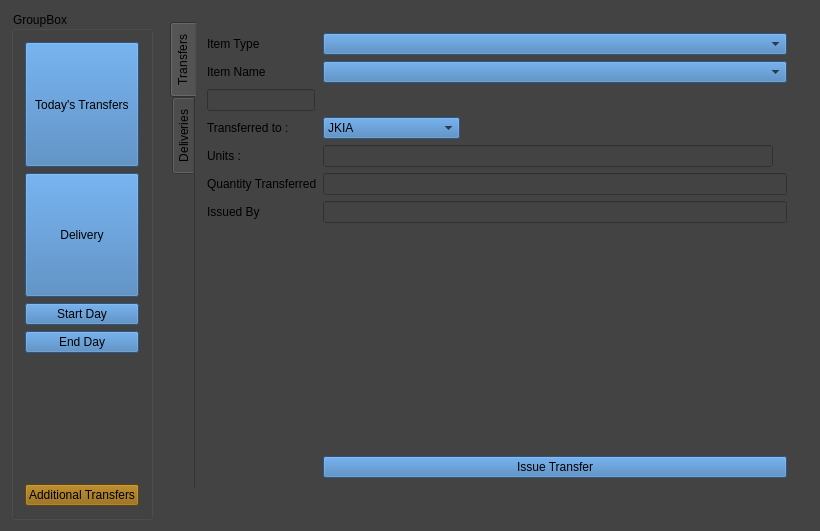
The window that TnDMainWin.ui (zadockmaloba/Z-StoreSystem) describes before a commit, drawn with Qt 5.
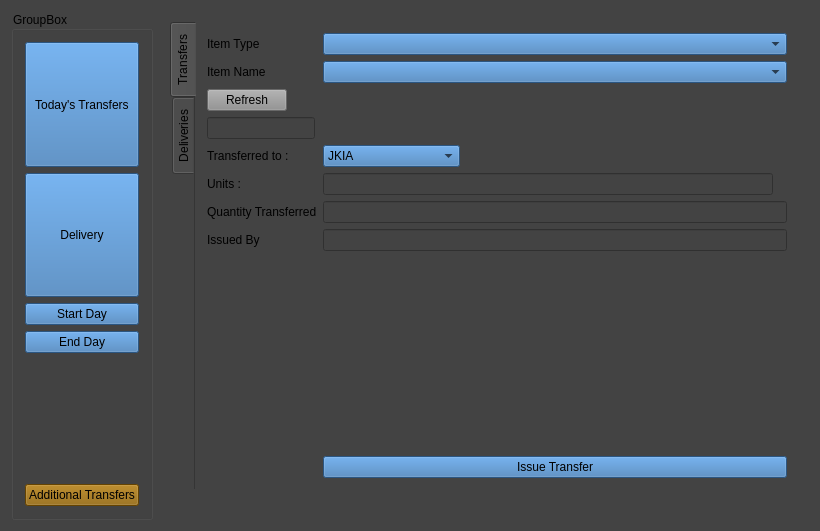
The same window after the commit.

```diff
--- a/TnDMainWin.ui
+++ b/TnDMainWin.ui
@@ -190,27 +190,27 @@
                   </property>
                  </widget>
                 </item>
-                <item row="2" column="0">
-                 <widget class="QLineEdit" name="lineEdit">
-                  <property name="sizePolicy">
-                   <sizepolicy hsizetype="Expanding" vsizetype="Fixed">
-                    <horstretch>0</horstretch>
-                    <verstretch>0</verstretch>
-                   </sizepolicy>
-                  </property>
-                  <property name="readOnly">
-                   <bool>true</bool>
-                  </property>
-                 </widget>
-                </item>
                 <item row="3" column="0">
+                 <widget class="QLineEdit" name="lineEdit">
+                  <property name="sizePolicy">
+                   <sizepolicy hsizetype="Expanding" vsizetype="Fixed">
+                    <horstretch>0</horstretch>
+                    <verstretch>0</verstretch>
+                   </sizepolicy>
+                  </property>
+                  <property name="readOnly">
+                   <bool>true</bool>
+                  </property>
+                 </widget>
+                </item>
+                <item row="4" column="0">
                  <widget class="QLabel" name="label_3">
                   <property name="text">
                    <string>Transferred to :</string>
                   </property>
                  </widget>
                 </item>
-                <item row="3" column="1">
+                <item row="4" column="1">
                  <widget class="QComboBox" name="comboBox_3">
                   <property name="sizePolicy">
                    <sizepolicy hsizetype="Fixed" vsizetype="Fixed">
@@ -244,14 +244,14 @@
                   </item>
                  </widget>
                 </item>
-                <item row="5" column="0">
+                <item row="6" column="0">
                  <widget class="QLabel" name="label_4">
                   <property name="text">
                    <string>Units : </string>
                   </property>
                  </widget>
                 </item>
-                <item row="5" column="1">
+                <item row="6" column="1">
                  <widget class="QLineEdit" name="lineEdit_2">
                   <property name="sizePolicy">
                    <sizepolicy hsizetype="Expanding" vsizetype="Fixed">
@@ -276,27 +276,27 @@
                   </property>
                  </widget>
                 </item>
-                <item row="6" column="0">
+                <item row="7" column="0">
                  <widget class="QLabel" name="label_5">
                   <property name="text">
                    <string>Quantity Transferred</string>
                   </property>
                  </widget>
                 </item>
-                <item row="6" column="1">
+                <item row="7" column="1">
                  <widget class="QLineEdit" name="lineEdit_4"/>
                 </item>
-                <item row="7" column="0">
+                <item row="8" column="0">
                  <widget class="QLabel" name="label_6">
                   <property name="text">
                    <string>Issued By </string>
                   </property>
                  </widget>
                 </item>
-                <item row="7" column="1">
-                 <widget class="QLineEdit" name="lineEdit_3"/>
-                </item>
                 <item row="8" column="1">
+                 <widget class="QLineEdit" name="lineEdit_3"/>
+                </item>
+                <item row="9" column="1">
                  <spacer name="verticalSpacer_2">
                   <property name="orientation">
                    <enum>Qt::Vertical</enum>
@@ -309,7 +309,7 @@
                   </property>
                  </spacer>
                 </item>
-                <item row="9" column="1">
+                <item row="10" column="1">
                  <widget class="QPushButton" name="pushButton_6">
                   <property name="styleSheet">
                    <string notr="true">background-color: rgb(141, 94, 0);
@@ -320,6 +320,16 @@
                   </property>
                  </widget>
                 </item>
+                <item row="2" column="0">
+                 <widget class="QPushButton" name="pushButton_7">
+                  <property name="styleSheet">
+                   <string notr="true">background-color: rgb(145, 145, 145);</string>
+                  </property>
+                  <property name="text">
+                   <string>Refresh</string>
+                  </property>
+                 </widget>
+                </item>
                </layout>
               </item>
              </layout>
```
